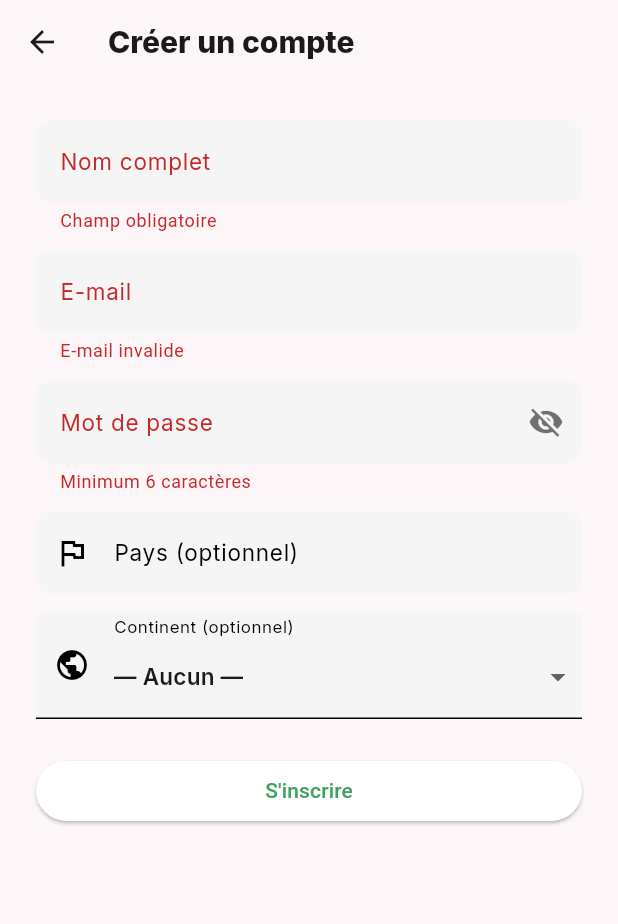
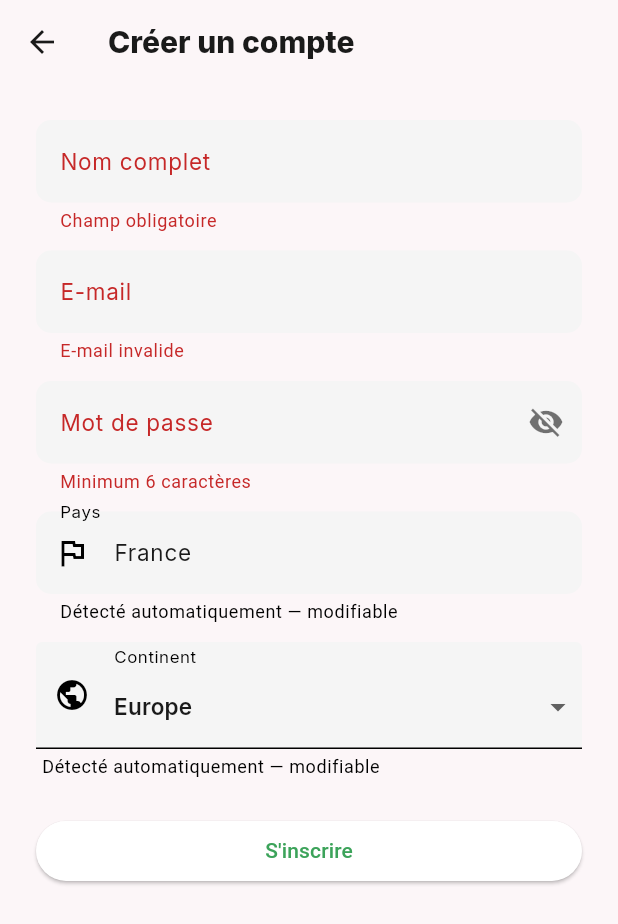
Before and after one commit to agridigitale-tech/agridigitale-mobile, a Flutter app: the RegisterScreen screen opened directly, after a tap on "S'inscrire", on a phone screen of 412 x 824 dp. Shown: the top 924 px of the screen. Run offline on Flutter 3.47's test engine with Material 3 defaults, Android fonts, the phone set to English and light mode, and no system bars; our stand-ins replace cached_network_image, connectivity_plus, dio, firebase_core, firebase_messaging, flutter_html and 7 more; missing offline and left inert: app_settings; accounts and stored records are empty; network calls fail.

Commit message:
feat: geolocalisation automatique via locale countryCode a l'inscription

```diff
--- a/frontend/frontend/lib/screens/auth/register_screen.dart
+++ b/frontend/frontend/lib/screens/auth/register_screen.dart
@@ -1,11 +1,58 @@
-//permet de gérer l'inscription d'un nouvel utilisateur avec un formulaire et la validation des champs
-
 import 'package:flutter/material.dart';
 import 'package:provider/provider.dart';
 import '../../providers/auth_provider.dart';
 import '../../services/auth_service.dart';
 
-// Liste des continents disponibles
+// Map code pays ISO → (nom pays, continent)
+const _paysData = <String, (String, String)>{
+  'TG': ('Togo', 'Afrique'),
+  'BJ': ('Bénin', 'Afrique'),
+  'CI': ("Côte d'Ivoire", 'Afrique'),
+  'SN': ('Sénégal', 'Afrique'),
+  'ML': ('Mali', 'Afrique'),
+  'BF': ('Burkina Faso', 'Afrique'),
+  'GH': ('Ghana', 'Afrique'),
+  'NG': ('Nigeria', 'Afrique'),
+  'CM': ('Cameroun', 'Afrique'),
+  'CD': ('Congo (RDC)', 'Afrique'),
+  'CG': ('Congo', 'Afrique'),
+  'GA': ('Gabon', 'Afrique'),
+  'NE': ('Niger', 'Afrique'),
+  'TD': ('Tchad', 'Afrique'),
+  'GN': ('Guinée', 'Afrique'),
+  'MR': ('Mauritanie', 'Afrique'),
+  'MA': ('Maroc', 'Afrique'),
+  'DZ': ('Algérie', 'Afrique'),
+  'TN': ('Tunisie', 'Afrique'),
+  'EG': ('Égypte', 'Afrique'),
+  'ZA': ('Afrique du Sud', 'Afrique'),
+  'KE': ('Kenya', 'Afrique'),
+  'ET': ('Éthiopie', 'Afrique'),
+  'TZ': ('Tanzanie', 'Afrique'),
+  'UG': ('Ouganda', 'Afrique'),
+  'RW': ('Rwanda', 'Afrique'),
+  'MG': ('Madagascar', 'Afrique'),
+  'FR': ('France', 'Europe'),
+  'BE': ('Belgique', 'Europe'),
+  'CH': ('Suisse', 'Europe'),
+  'DE': ('Allemagne', 'Europe'),
+  'ES': ('Espagne', 'Europe'),
+  'IT': ('Italie', 'Europe'),
+  'GB': ('Royaume-Uni', 'Europe'),
+  'PT': ('Portugal', 'Europe'),
+  'NL': ('Pays-Bas', 'Europe'),
+  'US': ('États-Unis', 'Amérique du Nord'),
+  'CA': ('Canada', 'Amérique du Nord'),
+  'MX': ('Mexique', 'Amérique du Nord'),
+  'BR': ('Brésil', 'Amérique du Sud'),
+  'AR': ('Argentine', 'Amérique du Sud'),
+  'CO': ('Colombie', 'Amérique du Sud'),
+  'CN': ('Chine', 'Asie'),
+  'IN': ('Inde', 'Asie'),
+  'JP': ('Japon', 'Asie'),
+  'AU': ('Australie', 'Océanie'),
+};
+
 const _continents = [
   'Afrique',
   'Amérique du Nord',
@@ -32,6 +79,28 @@ class _RegisterScreenState extends State<RegisterScreen> {
   bool _chargement = false;
   String? _erreur;
   bool _mdpVisible = false;
+  bool _geoDetecte = false;
+
+  @override
+  void didChangeDependencies() {
+    super.didChangeDependencies();
+    if (!_geoDetecte) {
+      _geoDetecte = true;
+      _detecterLocale();
+    }
+  }
+
+  void _detecterLocale() {
+    final locale = Localizations.localeOf(context);
+    final code = locale.countryCode?.toUpperCase() ?? '';
+    final data = _paysData[code];
+    if (data != null) {
+      setState(() {
+        _paysCtrl.text = data.$1;
+        _continent = data.$2;
+      });
+    }
+  }
 
   @override
   void dispose() {
@@ -107,17 +176,19 @@ class _RegisterScreenState extends State<RegisterScreen> {
               TextFormField(
                 controller: _paysCtrl,
                 decoration: const InputDecoration(
-                  labelText: 'Pays (optionnel)',
+                  labelText: 'Pays',
                   prefixIcon: Icon(Icons.flag_outlined),
+                  helperText: 'Détecté automatiquement — modifiable',
                 ),
               ),
               const SizedBox(height: 12),
               InputDecorator(
                 decoration: const InputDecoration(
-                  labelText: 'Continent (optionnel)',
+                  labelText: 'Continent',
                   prefixIcon: Icon(Icons.public_outlined),
                   border: UnderlineInputBorder(),
                   contentPadding: EdgeInsets.symmetric(vertical: 4),
+                  helperText: 'Détecté automatiquement — modifiable',
                 ),
                 child: DropdownButton<String>(
                   value: _continent,
```
